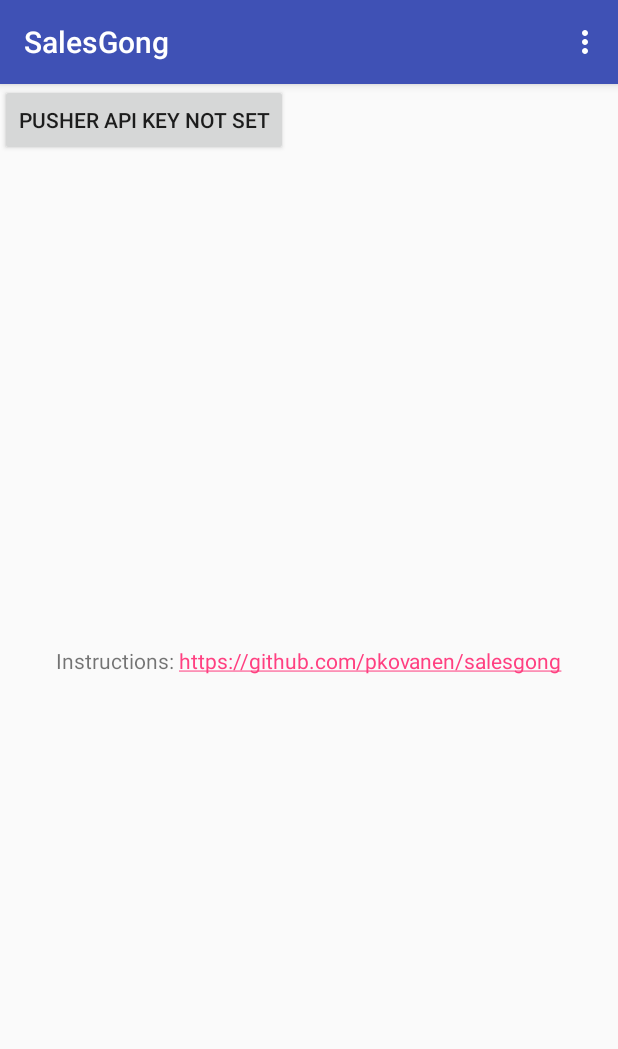
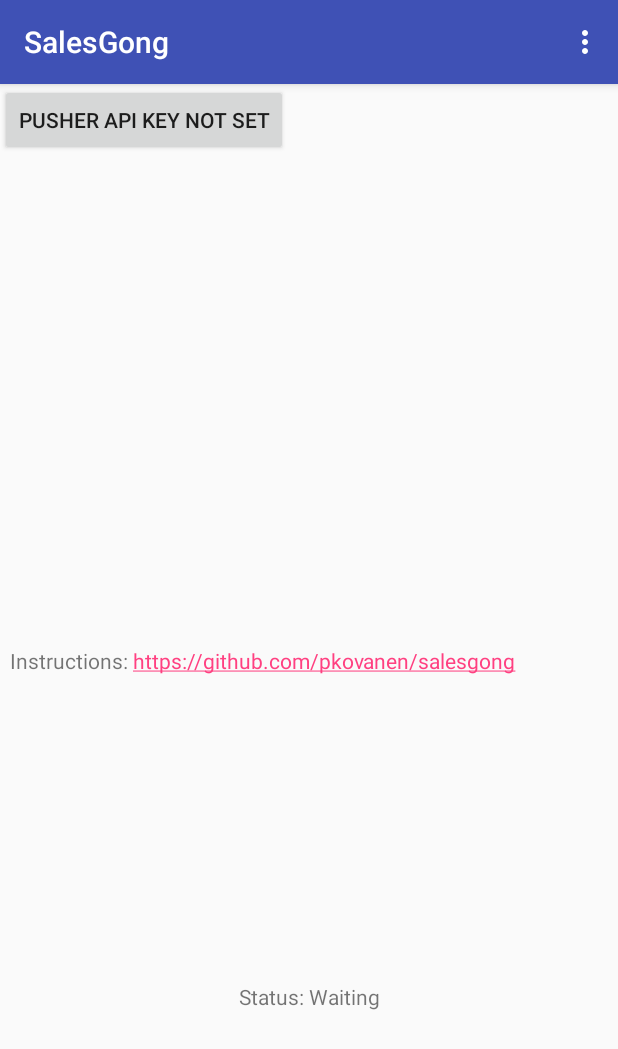
Before and after one commit to pkovanen/salesgong, an Android app: the screen it shows after launch (MainActivity), on a phone screen of 412 x 824 dp. Shown: the top 1049 px of the screen. Run offline under Robolectric (Android 15) with nearby library versions, the phone set to English and light mode, and no system bars; libraries missing offline, so code that uses them is left out: com.pusher.client; 1 statement that could not run was skipped.

Commit message:
Some polishing...

```diff
--- a/app/src/main/java/zyzzyx/salesgong/MainActivity.java
+++ b/app/src/main/java/zyzzyx/salesgong/MainActivity.java
@@ -43,6 +43,8 @@
 import org.json.JSONObject;
 
 import java.io.IOException;
+import java.text.SimpleDateFormat;
+import java.util.Date;
 
 public class MainActivity extends AppCompatActivity {
 
@@ -94,7 +96,7 @@
 
         Button preferencesButton = (Button) findViewById(R.id.button_api_key);
 
-        if (PUSHER_API_KEY == null || PUSHER_API_KEY == "") {
+        if (PUSHER_API_KEY == null || PUSHER_API_KEY.equals("")) {
             preferencesButton.setVisibility(View.VISIBLE);
         } else {
             preferencesButton.setVisibility(View.GONE);
@@ -111,7 +113,7 @@
             pusher.disconnect();
         }
 
-        if (PUSHER_API_KEY != null && PUSHER_API_KEY != "") {
+        if (PUSHER_API_KEY != null && !PUSHER_API_KEY.equals("")) {
             Channel channel = pusherListenChannel();
 
             channel.bind("sales-event", new SubscriptionEventListener() {
@@ -120,9 +122,9 @@
 
                     Log.d(TAG, "EVENT");
 
-                    String mp3Url = extractMP3Url(data, mp3Url);
+                    String mp3Url = extractMP3Url(data);
 
-                    if (mp3Url == "") {
+                    if (!mp3Url.equals("")) {
                         // MP3 URL not specified, play local sample
                         playLocalSample();
                     } else {
@@ -158,6 +160,7 @@
 
     private void playLocalSample() {
         Log.d(TAG, "LOCAL SAMPLE");
+        setStatusText("Won deal, playing local sample");
         MediaPlayer mediaPlayer;
         mediaPlayer = MediaPlayer.create(getApplicationContext(), R.raw.sample);
         mediaPlayer.start();
@@ -167,6 +170,7 @@
         try {
             // Stream
             Log.d(TAG, "REMOTE SAMPLE " + mp3Url);
+            setStatusText("Won deal, playing remote sample " + mp3Url);
             MediaPlayer mediaPlayer = new MediaPlayer();
             mediaPlayer.setAudioStreamType(AudioManager.STREAM_MUSIC);
             mediaPlayer.setDataSource(mp3Url);
@@ -176,4 +180,12 @@
             e.printStackTrace();
         }
     }
+
+    private void setStatusText(String status) {
+        SimpleDateFormat s = new SimpleDateFormat("dd.MM.yyyy - hhmmss: ");
+        String format = s.format(new Date());
+
+        TextView tv = (TextView)findViewById(R.id.textViewStatus);
+            tv.setText(format + status);
+    }
 }
--- a/app/src/main/res/layout/activity_main.xml
+++ b/app/src/main/res/layout/activity_main.xml
@@ -13,15 +13,30 @@
         android:autoLink="web"
         android:text="Instructions: https://github.com/pkovanen/salesgong"
         app:layout_constraintBottom_toBottomOf="parent"
+        app:layout_constraintHorizontal_bias="0.09"
         app:layout_constraintLeft_toLeftOf="parent"
         app:layout_constraintRight_toRightOf="parent"
         app:layout_constraintTop_toTopOf="parent" />
 
-    <Button xmlns:android="http://schemas.android.com/apk/res/android"
+    <Button
         android:id="@+id/button_api_key"
         android:layout_width="wrap_content"
         android:layout_height="wrap_content"
+        android:onClick="sendMessageNoAPIKey"
         android:text="Pusher API key not set"
-        android:onClick="sendMessageNoAPIKey" />
+        tools:layout_editor_absoluteX="179dp"
+        tools:layout_editor_absoluteY="275dp" />
+
+    <TextView
+        android:id="@+id/textViewStatus"
+        android:layout_width="wrap_content"
+        android:layout_height="wrap_content"
+        android:autoLink="web"
+        android:text="Status: Waiting"
+        app:layout_constraintBottom_toBottomOf="parent"
+        app:layout_constraintLeft_toLeftOf="parent"
+        app:layout_constraintRight_toRightOf="parent"
+        app:layout_constraintTop_toTopOf="parent"
+        app:layout_constraintVertical_bias="0.8" />
 
 </android.support.constraint.ConstraintLayout>
```
